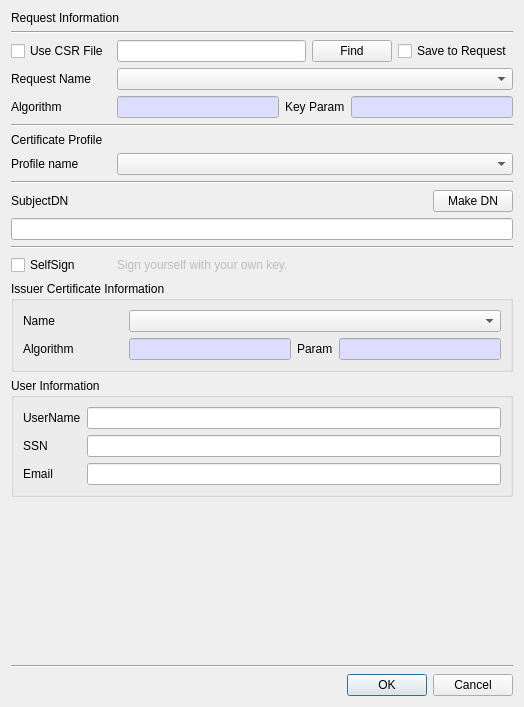
Before: the Qt Designer form CertMan/make_cert_dlg.ui in jykim74/CertMan, drawn with Qt 5.
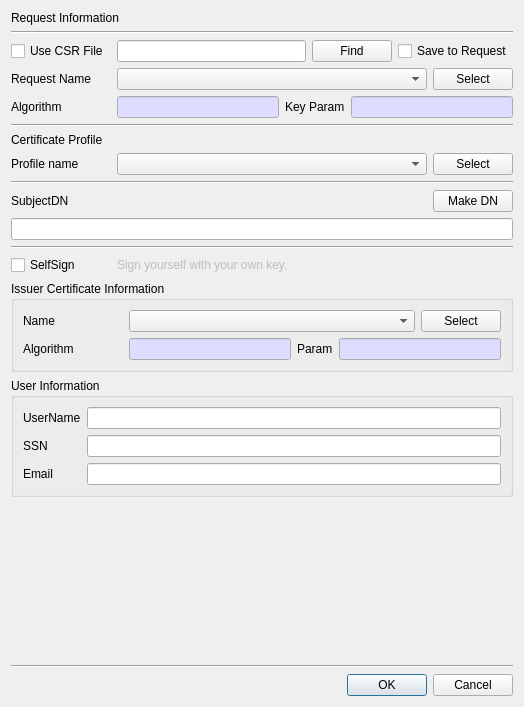
After: the same form once the commit is applied.

Commit message: CA Man Profile Man working

Patch:
```diff
--- a/CertMan/make_cert_dlg.ui
+++ b/CertMan/make_cert_dlg.ui
@@ -104,11 +104,24 @@
      </item>
      <item row="0" column="1">
       <widget class="QComboBox" name="mReqNameCombo">
+       <property name="sizePolicy">
+        <sizepolicy hsizetype="Expanding" vsizetype="Fixed">
+         <horstretch>0</horstretch>
+         <verstretch>0</verstretch>
+        </sizepolicy>
+       </property>
        <property name="sizeAdjustPolicy">
         <enum>QComboBox::AdjustToContentsOnFirstShow</enum>
        </property>
       </widget>
      </item>
+     <item row="0" column="2">
+      <widget class="QPushButton" name="mSelectCSRBtn">
+       <property name="text">
+        <string>Select</string>
+       </property>
+      </widget>
+     </item>
     </layout>
    </item>
    <item>
@@ -271,7 +284,21 @@
       </widget>
      </item>
      <item row="0" column="1">
-      <widget class="QComboBox" name="mProfileNameCombo"/>
+      <widget class="QComboBox" name="mProfileNameCombo">
+       <property name="sizePolicy">
+        <sizepolicy hsizetype="Expanding" vsizetype="Fixed">
+         <horstretch>0</horstretch>
+         <verstretch>0</verstretch>
+        </sizepolicy>
+       </property>
+      </widget>
+     </item>
+     <item row="0" column="2">
+      <widget class="QPushButton" name="mSelectProfileBtn">
+       <property name="text">
+        <string>Select</string>
+       </property>
+      </widget>
      </item>
     </layout>
    </item>
@@ -452,7 +479,21 @@
          </widget>
         </item>
         <item row="0" column="1">
-         <widget class="QComboBox" name="mIssuerNameCombo"/>
+         <widget class="QComboBox" name="mIssuerNameCombo">
+          <property name="sizePolicy">
+           <sizepolicy hsizetype="Expanding" vsizetype="Fixed">
+            <horstretch>0</horstretch>
+            <verstretch>0</verstretch>
+           </sizepolicy>
+          </property>
+         </widget>
+        </item>
+        <item row="0" column="2">
+         <widget class="QPushButton" name="mSelectCACertBtn">
+          <property name="text">
+           <string>Select</string>
+          </property>
+         </widget>
         </item>
        </layout>
       </item>
```
The commit also changes 10 other files.
